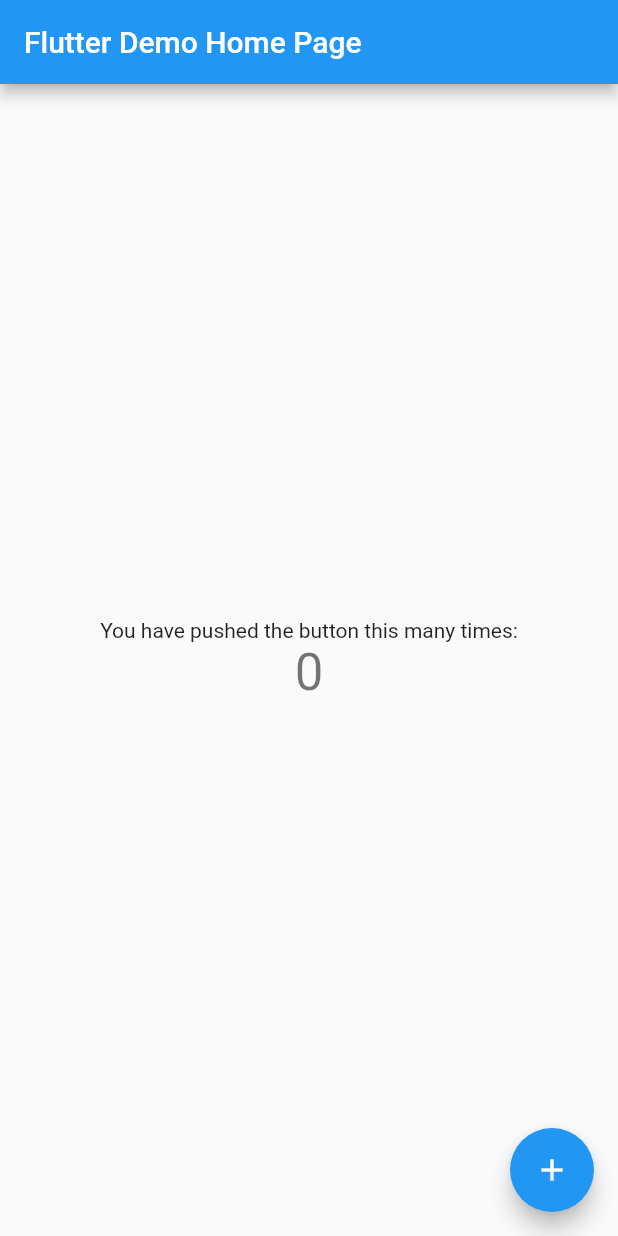
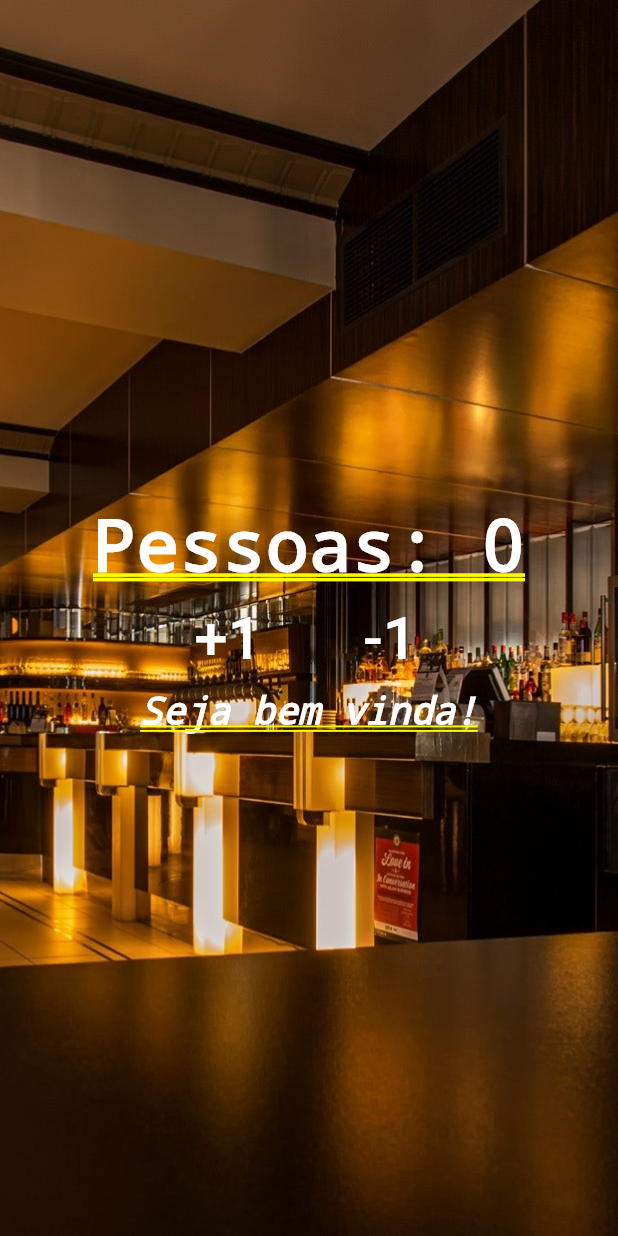
Before and after one commit to RaianDamaceno/primeiro_app_flutter_contador, a Flutter app: the screen it shows after launch, on a phone screen of 412 x 824 dp. Run offline on Flutter 3.47's test engine with Material 2 defaults, Android fonts, the phone set to English and light mode, and no system bars.

Commit message:
Projeto de Inicial Fluter - ADD valores

```diff
--- a/lib/main.dart
+++ b/lib/main.dart
@@ -1,117 +1,78 @@
+import 'dart:ui';
+
+import 'package:flutter/cupertino.dart';
 import 'package:flutter/material.dart';
+import 'package:flutter/rendering.dart';
 
 void main() {
-  runApp(MyApp());
+  runApp(MaterialApp(title: "Contador de Pessoas", home: Home()));
 }
 
-class MyApp extends StatelessWidget {
-  // This widget is the root of your application.
+class Home extends StatefulWidget {
   @override
-  Widget build(BuildContext context) {
-    return MaterialApp(
-      title: 'Flutter Demo',
-      theme: ThemeData(
-        // This is the theme of your application.
-        //
-        // Try running your application with "flutter run". You'll see the
-        // application has a blue toolbar. Then, without quitting the app, try
-        // changing the primarySwatch below to Colors.green and then invoke
-        // "hot reload" (press "r" in the console where you ran "flutter run",
-        // or simply save your changes to "hot reload" in a Flutter IDE).
-        // Notice that the counter didn't reset back to zero; the application
-        // is not restarted.
-        primarySwatch: Colors.blue,
-        // This makes the visual density adapt to the platform that you run
-        // the app on. For desktop platforms, the controls will be smaller and
-        // closer together (more dense) than on mobile platforms.
-        visualDensity: VisualDensity.adaptivePlatformDensity,
-      ),
-      home: MyHomePage(title: 'Flutter Demo Home Page'),
-    );
-  }
+  _HomeState createState() => _HomeState();
 }
 
-class MyHomePage extends StatefulWidget {
-  MyHomePage({Key key, this.title}) : super(key: key);
+class _HomeState extends State<Home> {
+  int _people = 0;
+  String _infoText = "Seja bem vinda!";
 
-  // This widget is the home page of your application. It is stateful, meaning
-  // that it has a State object (defined below) that contains fields that affect
-  // how it looks.
+  void _changePeople(int deltaPeople) {
+    setState(() {
+      _people += deltaPeople;
 
-  // This class is the configuration for the state. It holds the values (in this
-  // case the title) provided by the parent (in this case the App widget) and
-  // used by the build method of the State. Fields in a Widget subclass are
-  // always marked "final".
-
-  final String title;
-
-  @override
-  _MyHomePageState createState() => _MyHomePageState();
+      if (_people < 0) {
+        _people = 0;
       }
-
-class _MyHomePageState extends State<MyHomePage> {
-  int _counter = 0;
-
-  void _incrementCounter() {
-    setState(() {
-      // This call to setState tells the Flutter framework that something has
-      // changed in this State, which causes it to rerun the build method below
-      // so that the display can reflect the updated values. If we changed
-      // _counter without calling setState(), then the build method would not be
-      // called again, and so nothing would appear to happen.
-      _counter++;
     });
   }
 
   @override
   Widget build(BuildContext context) {
-    // This method is rerun every time setState is called, for instance as done
-    // by the _incrementCounter method above.
-    //
-    // The Flutter framework has been optimized to make rerunning build methods
-    // fast, so that you can just rebuild anything that needs updating rather
-    // than having to individually change instances of widgets.
-    return Scaffold(
-      appBar: AppBar(
-        // Here we take the value from the MyHomePage object that was created by
-        // the App.build method, and use it to set our appbar title.
-        title: Text(widget.title),
+    return Stack(children: <Widget>[
+      Image.asset(
+        "Images/restaurant.jpg",
+        fit: BoxFit.cover,
+        height: 1000.0,
       ),
-      body: Center(
-        // Center is a layout widget. It takes a single child and positions it
-        // in the middle of the parent.
-        child: Column(
-          // Column is also a layout widget. It takes a list of children and
-          // arranges them vertically. By default, it sizes itself to fit its
-          // children horizontally, and tries to be as tall as its parent.
-          //
-          // Invoke "debug painting" (press "p" in the console, choose the
-          // "Toggle Debug Paint" action from the Flutter Inspector in Android
-          // Studio, or the "Toggle Debug Paint" command in Visual Studio Code)
-          // to see the wireframe for each widget.
-          //
-          // Column has various properties to control how it sizes itself and
-          // how it positions its children. Here we use mainAxisAlignment to
-          // center the children vertically; the main axis here is the vertical
-          // axis because Columns are vertical (the cross axis would be
-          // horizontal).
+      Column(
         mainAxisAlignment: MainAxisAlignment.center,
         children: <Widget>[
-            Text(
-              'You have pushed the button this many times:',
+          Text("Pessoas: $_people",
+              style:
+                  TextStyle(color: Colors.white, fontWeight: FontWeight.bold)),
+          Row(
+            mainAxisAlignment: MainAxisAlignment.center,
+            children: [
+              Padding(
+                padding: EdgeInsets.all(10.0),
+                child: FlatButton(
+                  child: Text("+1",
+                      style: TextStyle(fontSize: 40.0, color: Colors.white)),
+                  onPressed: () {
+                    _changePeople(1);
+                  },
                 ),
-            Text(
-              '$_counter',
-              style: Theme.of(context).textTheme.headline4,
+              ),
+              Padding(
+                padding: EdgeInsets.all(10.0),
+                child: FlatButton(
+                  child: Text("-1",
+                      style: TextStyle(fontSize: 40.0, color: Colors.white)),
+                  onPressed: () {
+                    _changePeople(-1);
+                  },
+                ),
               ),
             ],
           ),
-      ),
-      floatingActionButton: FloatingActionButton(
-        onPressed: _incrementCounter,
-        tooltip: 'Increment',
-        child: Icon(Icons.add),
-      ), // This trailing comma makes auto-formatting nicer for build methods.
-    );
+          Text(_infoText,
+              style: TextStyle(
+                  color: Colors.white,
+                  fontSize: 25.0,
+                  fontStyle: FontStyle.italic)),
+        ],
+      )
+    ]);
   }
 }
--- a/pubspec.yaml
+++ b/pubspec.yaml
@@ -48,7 +48,8 @@ flutter:
   # assets:
   #   - images/a_dot_burr.jpeg
   #   - images/a_dot_ham.jpeg
-
+  assets:
+    - Images/restaurant.jpg
   # An image asset can refer to one or more resolution-specific "variants", see
   # https://flutter.dev/assets-and-images/#resolution-aware.
 
```
Also changed, not shown: Images/restaurant.jpg (added), 2 other files. Lines whose indentation alone changed are shown as unchanged.
